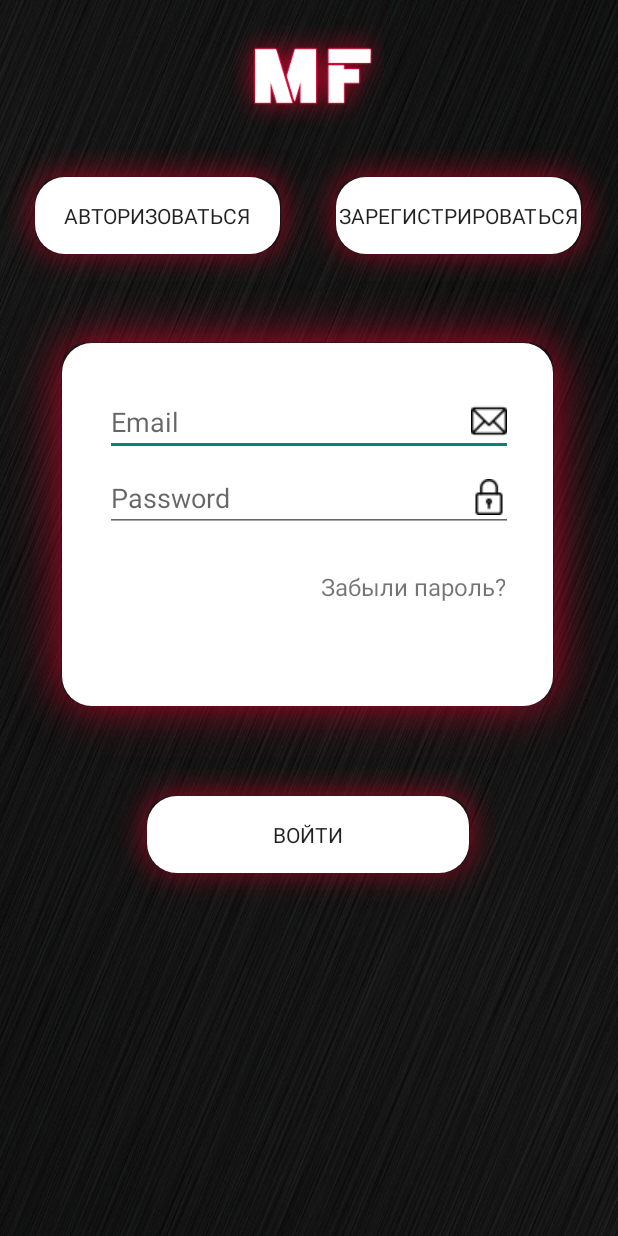
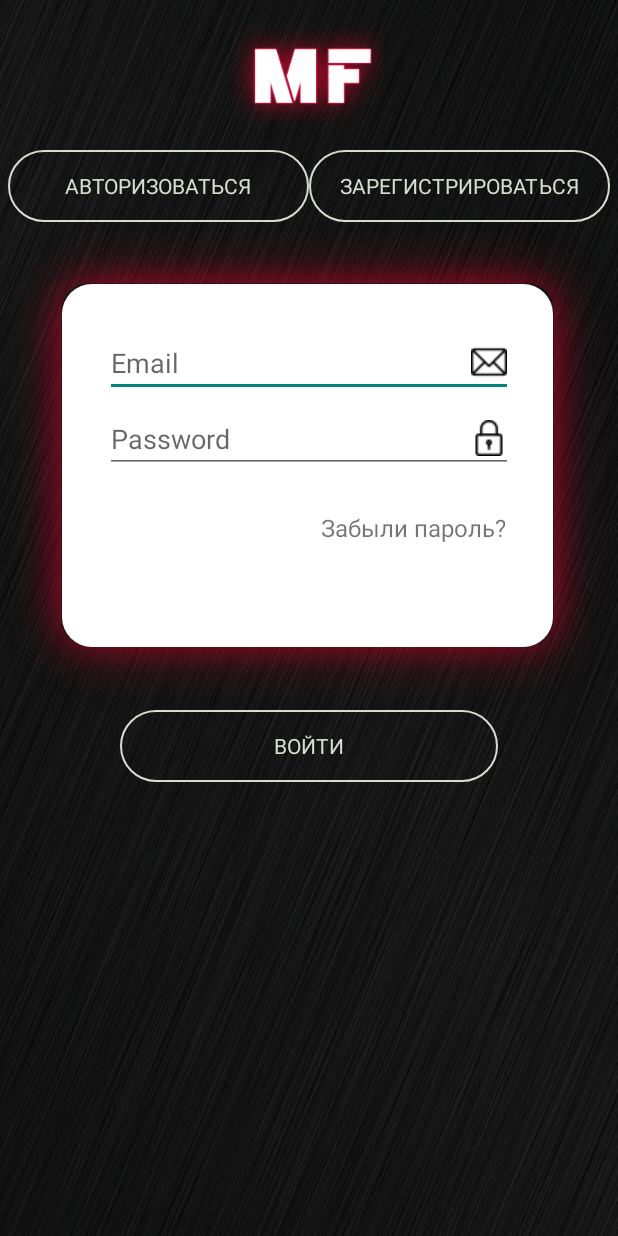
Before and after one commit to Mioler1/My-Future, an Android app: the layout activity_authorization.xml on its own in the app's theme, with its tools: preview values and no code run, on a phone screen of 412 x 824 dp. Run offline under Robolectric (Android 15) with nearby library versions, the phone set to English and light mode, and no system bars; Roboto replaces fonts that are not available here.

Commit message:
ver 1.0.0

```diff
--- a/app/build.gradle
+++ b/app/build.gradle
@@ -42,6 +42,8 @@ dependencies {
         //  FlowingDrawer
     implementation 'com.mxn.soul:flowingdrawer-core:2.1.0'
     implementation 'com.nineoldandroids:library:2.4.0'
+        // CarouselView
+    implementation 'com.synnapps:carouselview:0.1.5'
 
     testImplementation 'junit:junit:4.13.1'
     androidTestImplementation 'androidx.test.ext:junit:1.1.2'
--- a/app/src/main/java/com/example/my_future/MainActivity.java
+++ b/app/src/main/java/com/example/my_future/MainActivity.java
@@ -8,11 +8,14 @@ import android.content.Intent;
 import android.os.Bundle;
 import android.view.MenuItem;
 import android.view.View;
+import android.widget.ImageView;
 import android.widget.Toast;
 
 import com.example.my_future.Menu.MenuListFragment;
 import com.example.my_future.Menu.NavItemSelectedListener;
 import com.google.firebase.auth.FirebaseAuth;
+import com.synnapps.carouselview.CarouselView;
+import com.synnapps.carouselview.ImageListener;
 
 public class MainActivity extends AppCompatActivity implements NavItemSelectedListener {
     FirebaseAuth mAuth;
@@ -20,7 +23,6 @@ public class MainActivity extends AppCompatActivity implements NavItemSelectedLi
     @Override
     protected void onCreate(Bundle savedInstanceState) {
         super.onCreate(savedInstanceState);
-        setContentView(R.layout.activity_main);
 
         setupMenu();
         init();
@@ -57,7 +59,7 @@ public class MainActivity extends AppCompatActivity implements NavItemSelectedLi
 
     public void onClickOut(View view) {
         mAuth.signOut();
-        startActivity(new Intent(MainActivity.this, AuthorizationActivity.class));
+        startActivity(new Intent(MainActivity.this, FirstScreen.class));
         finish();
     }
 }
--- a/app/src/main/java/com/example/my_future/StartScreenActivity.java
+++ b/app/src/main/java/com/example/my_future/StartScreenActivity.java
@@ -17,7 +17,7 @@ public class StartScreenActivity extends AppCompatActivity {
         new Handler().postDelayed(new Runnable() {
             @Override
             public void run() {
-                startActivity(new Intent(StartScreenActivity.this, AuthorizationActivity.class));
+                startActivity(new Intent(StartScreenActivity.this, FirstScreen.class));
                 finish();
             }
         }, 2000);
--- a/app/src/main/res/drawable/shape_button.xml
+++ b/app/src/main/res/drawable/shape_button.xml
@@ -1,10 +1,5 @@
 <?xml version="1.0" encoding="utf-8"?>
-<layer-list xmlns:android="http://schemas.android.com/apk/res/android">
-    <item android:drawable="@drawable/shadow_btn" />
-    <item>
-        <shape android:shape="rectangle">
-            <corners android:radius="20dp" />
-            <solid android:color="@color/white" />
-        </shape>
-    </item>
-</layer-list>
+<shape xmlns:android="http://schemas.android.com/apk/res/android" android:shape="rectangle">
+     <stroke android:color="#d7ddcf" android:width="1dp"/>
+    <corners android:radius="50dp"/>
+</shape>
--- a/app/src/main/res/layout/activity_authorization.xml
+++ b/app/src/main/res/layout/activity_authorization.xml
@@ -38,7 +38,8 @@
             android:background="@drawable/shape_button"
             android:fontFamily="@font/roboto"
             android:onClick="onClickAuthorization"
-            android:text="@string/Authorization" />
+            android:text="@string/Authorization"
+            android:textColor="#d7ddcf"/>
 
         <Button
             android:layout_width="0dp"
@@ -48,7 +49,8 @@
             android:background="@drawable/shape_button"
             android:fontFamily="@font/roboto"
             android:onClick="onClickRegistration"
-            android:text="@string/Register" />
+            android:text="@string/Register"
+            android:textColor="#d7ddcf"/>
 
     </LinearLayout>
 
@@ -114,7 +116,8 @@
         android:layout_gravity="center_horizontal"
         android:background="@drawable/shape_button"
         android:fontFamily="@font/roboto"
-        android:text="@string/Come" />
+        android:text="@string/Come"
+        android:textColor="#d7ddcf"/>
 
     <LinearLayout
         android:id="@+id/RegLayout"
--- a/app/src/main/res/values/preloaded_fonts.xml
+++ b/app/src/main/res/values/preloaded_fonts.xml
@@ -1,6 +1,7 @@
 <?xml version="1.0" encoding="utf-8"?>
 <resources>
     <array name="preloaded_fonts" translatable="false">
+        <item>@font/audiowide</item>
         <item>@font/roboto</item>
         <item>@font/roboto_thin</item>
     </array>
--- a/app/src/main/res/values/strings.xml
+++ b/app/src/main/res/values/strings.xml
@@ -1,6 +1,7 @@
 <resources>
     <string name="app_name">My_Future</string>
     <string name="font">JetBrainsMono-VariableFont_wght.ttf</string>
+    <string name="cyberfall">19700.ttf</string>
     // Авторизация
     <string name="Email">Email</string>
     <string name="Password">Password</string>
@@ -10,5 +11,10 @@
     <string name="Registration">Регистрация</string>
     <string name="Come">Войти</string>
     <string name="changePassword">Забыли пароль?</string>
+    <string name="start">Погнали!</string>
+    <string name="Already">Уже зарегистрирован?</string>
+    <string name="Aut">Войти</string>
+    <string name="ProjectName">My Future</string>
+    <string name="quote">Победит не тот, кто сильнее, а тот, кто готов идти до конца.</string>
     // ...
 </resources>
```
Also changed, not shown: app/src/main/AndroidManifest.xml (+6 -2 lines).
